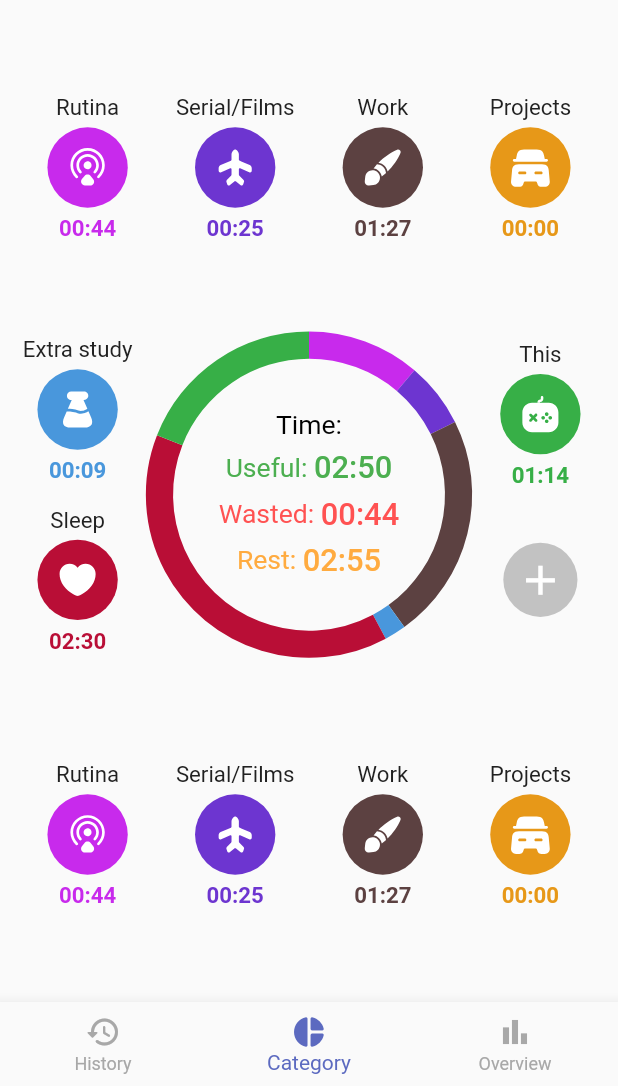
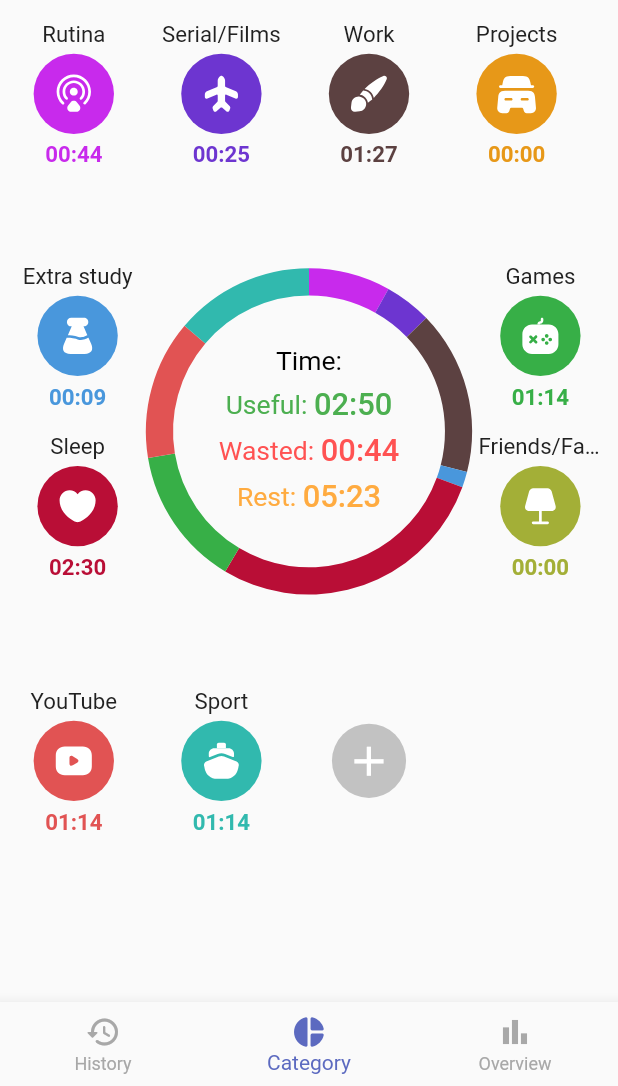
Before and after one commit to CptTapochek/TimeSaver, a Flutter app: the screen it shows after launch, on a phone screen of 412 x 824 dp, the part 150-1236 px from its top. Run offline on Flutter 3.47's test engine with Material 2 defaults, Android fonts, the phone set to English and light mode, and no system bars; our stand-ins replace flutter_svg, syncfusion_flutter_charts.

Commit message:
scroll system and has been finished categories position system

```diff
--- a/lib/main.dart
+++ b/lib/main.dart
@@ -40,8 +40,8 @@ class MainPageState extends State<MainPage> {
       'Index 0: History',
       style: TextStyle(fontSize: 30, fontWeight: FontWeight.bold),
     ),
-    Scrollbar(
-      child: const CategoryPage(),
+    const SingleChildScrollView(
+      child: CategoryPage()
     ),
     const Text(
       'Index 2: Overview',
@@ -67,9 +67,7 @@ class MainPageState extends State<MainPage> {
           child: AppBarContent(mainColor: mainColor),
         ),
       ),
-      body: Center(
-        child: _widgetOptions.elementAt(selectedIndex),
-      ),
+      body: _widgetOptions.elementAt(selectedIndex),
       bottomNavigationBar: BottomNavigationBar(
         selectedItemColor: mainColor,
         unselectedItemColor: const Color(0xffa8a8a8),
--- a/lib/pages/Category.dart
+++ b/lib/pages/Category.dart
@@ -60,18 +60,53 @@ List data = [
       "max": 30700
     },
     "category_7":{
-      "title": "This",
+      "title": "Games",
       "time": 4433,
       "color": Color(0xff37af47),
       "icon": "game",
+      "type": "rest",
+      "limit": true,
+      "min": 0,
+      "max": 7200
+    },
+    "category_8":{
+      "title": "Friends/Family",
+      "time": 0,
+      "color": Color(0xffa3af37),
+      "icon": "lamp",
+      "type": "rest",
+      "limit": true,
+      "min": 0,
+      "max": 7200
+    },
+    "category_9":{
+      "title": "YouTube",
+      "time": 4433,
+      "color": Color(0xffe15353),
+      "icon": "youtube",
+      "type": "rest",
+      "limit": true,
+      "min": 0,
+      "max": 7200
+    },
+    "category_10":{
+      "title": "Sport",
+      "time": 4433,
+      "color": Color(0xff31b9ae),
+      "icon": "ship",
       "type": "useful",
       "limit": false,
     },
-    "category_8": null,
-    "category_9": null,
-    "category_10": null,
     "category_11": null,
     "category_12": null,
+    "category_13": null,
+    "category_14": null,
+    "category_15": null,
+    "category_16": null,
+    "category_17": null,
+    "category_18": null,
+    "category_19": null,
+    "category_20": null,
   }
 ];
 
@@ -102,6 +137,13 @@ class CategoryPageState extends State<CategoryPage>{
   List<GDPData> getCharData() {
     final List<GDPData> chartData = [
       for(int idx = 1; idx <= data[0].length; idx++)
+        idx == 1 && data[0]["category_$idx"] == null ?
+        GDPData(
+            data[0]["category_$idx"] != null ? data[0]["category_$idx"]["title"] : "none",
+            data[0]["category_$idx"] != null ? data[0]["category_$idx"]["time"] : 1,
+            data[0]["category_$idx"] != null ? data[0]["category_$idx"]["color"] : const Color(0xffc2c2c2),
+            data[0]["category_$idx"] != null ? data[0]["category_$idx"]["type"] : "none"
+        ) :
         GDPData(
             data[0]["category_$idx"] != null ? data[0]["category_$idx"]["title"] : "",
             data[0]["category_$idx"] != null ? data[0]["category_$idx"]["time"] : 0,
@@ -123,6 +165,12 @@ class CategoryPageState extends State<CategoryPage>{
     var screenHeight = MediaQuery.of(context).size.height;
     var screenWidth = MediaQuery.of(context).size.width;
     bool limit = false;
+    int categoriesLength = 0;
+    for(var i = 0; i < data[0].length; i++){
+      if(data[0]["category_$i"] != null){
+        categoriesLength++;
+      }
+    }
     print(">>>>>>>>>>>>>>>>>>>>>>>>>>>>>>>>>>>>$screenWidth $screenHeight");
 
     /* Get type of time */
@@ -182,6 +230,7 @@ class CategoryPageState extends State<CategoryPage>{
     /* Get the length of category block */
     int categoryLength(blockPart){
       int categoriesNum = 0;
+      print("+++++++++++++++++$blockPart");
       switch(blockPart){
         case 1:
           if(data[0].length < 4){
@@ -204,22 +253,32 @@ class CategoryPageState extends State<CategoryPage>{
             categoriesNum = 8;
           }
           break;
-        case 4:
-          if(data[0].length < 12){
+        case 9:
+          if(data[0].length <= 12){
             categoriesNum = data[0].length;
           } else {
             categoriesNum = 12;
           }
+          break;
+        case 13:
+          if(data[0].length <= 16){
+            categoriesNum = data[0].length;
+          } else {
+            categoriesNum = 16;
+          }
+          break;
+        case 17:
+          categoriesNum = 20;
           break;
       }
       return categoriesNum;
     }
 
     return Column(
-      mainAxisAlignment: MainAxisAlignment.center,
       children: [
+        SizedBox(height: screenHeight * 0.007,),
         Row(
-          mainAxisAlignment: MainAxisAlignment.center,
+          mainAxisAlignment: MainAxisAlignment.start,
           children: [
             for(var index = 1; index <= categoryLength(1); index++)
               data[0]["category_$index"] != null ? Category(data: data[0]["category_$index"]) :
@@ -227,19 +286,20 @@ class CategoryPageState extends State<CategoryPage>{
           ],
         ),
         SizedBox(height: screenHeight > 700 ? screenHeight * 0.008 : screenHeight * 0.008),
-        screenHeight > 650 ? SizedBox(height: screenHeight * 0.05,) : const SizedBox(),
+        screenHeight > 650 ? SizedBox(height: screenHeight * 0.05) : const SizedBox(),
         Row(
           mainAxisAlignment: MainAxisAlignment.center,
+          crossAxisAlignment: CrossAxisAlignment.start,
           children: [
             Column(
-              mainAxisAlignment: MainAxisAlignment.center,
               children: [
                 for(var index = 5; index <= categoryLength(2); index++)
                   data[0]["category_$index"] != null ? Category(data: data[0]["category_$index"]) :
                   !limit ? addCategoryButton() : const SizedBox()
               ],
             ),
-            SizedBox(
+            Container(
+              margin: EdgeInsets.only(top: screenHeight * 0.0187),
               width: screenWidth * 0.51,
               height: screenWidth * 0.51,
               child: Stack(
@@ -349,8 +409,8 @@ class CategoryPageState extends State<CategoryPage>{
                 ],
               ),
             ),
+            categoriesLength == 4 || categoriesLength == 5 ? SizedBox(width: screenWidth * 0.24, height: screenWidth * 0.285) :
             Column(
-              mainAxisAlignment: MainAxisAlignment.center,
               children: [
                 for(var index = 7; index <= categoryLength(3); index++)
                   data[0]["category_$index"] != null ? Category(data: data[0]["category_$index"]) :
@@ -361,14 +421,21 @@ class CategoryPageState extends State<CategoryPage>{
         ),
         SizedBox(height: screenHeight > 650 ? 15 : 5),
         screenHeight > 650 ? SizedBox(height: screenHeight * 0.05,) : const SizedBox(),
-        Row(
-          mainAxisAlignment: MainAxisAlignment.center,
+        Column(
+          mainAxisAlignment: MainAxisAlignment.start,
           children: [
-            for(var index = 1; index <= categoryLength(1); index++)
-              data[0]["category_$index"] != null ? Category(data: data[0]["category_$index"]) :
-              !limit ? addCategoryButton() : const SizedBox()
+            for(var idx = 9; idx <= categoriesLength; idx++)
+              if(idx == 9 || idx == 13 || idx == 17)
+                Row(
+                  mainAxisAlignment: MainAxisAlignment.start,
+                  children: [
+                    for(var index = idx; index <= categoryLength(idx); index++)
+                      data[0]["category_$index"] != null ? Category(data: data[0]["category_$index"]) :
+                      !limit ? addCategoryButton() : const SizedBox()
+                  ],
+                )
           ],
-        ),
+        )
       ],
     );
   }
```
